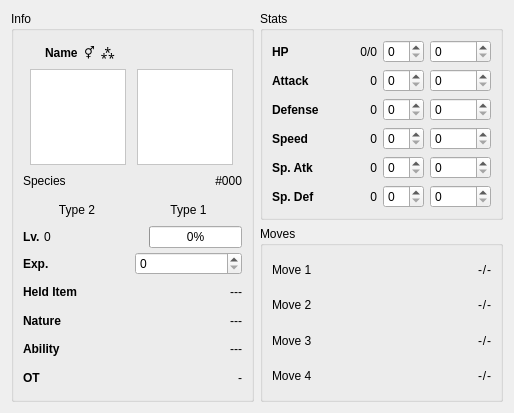
Old version of the form src/qt/PokemonStatus.ui in the repository Archaemic/tachyon.
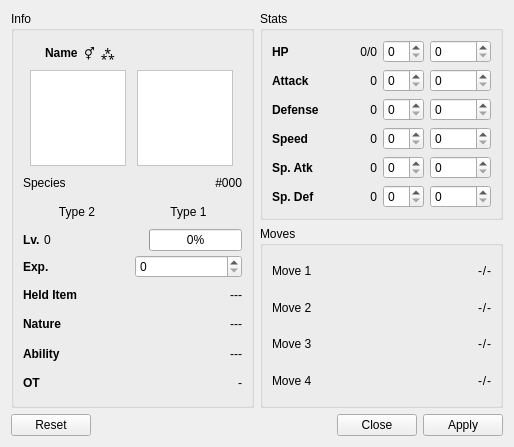
New version of the form.

Commit message: Add buttons to the Pokemon status window, which still need to be hooked up

The edit to the form file:
```diff
--- a/src/qt/PokemonStatus.ui
+++ b/src/qt/PokemonStatus.ui
@@ -7,7 +7,7 @@
     <x>0</x>
     <y>0</y>
     <width>514</width>
-    <height>413</height>
+    <height>447</height>
    </rect>
   </property>
   <property name="windowTitle">
@@ -882,6 +882,16 @@
      </layout>
     </widget>
    </item>
+   <item row="2" column="0" colspan="2">
+    <widget class="QDialogButtonBox" name="buttonBox">
+     <property name="standardButtons">
+      <set>QDialogButtonBox::Apply|QDialogButtonBox::Close|QDialogButtonBox::Reset</set>
+     </property>
+     <property name="centerButtons">
+      <bool>false</bool>
+     </property>
+    </widget>
+   </item>
   </layout>
  </widget>
  <tabstops>
```
Left out of the diff: 441 changed lines with no effect on the pictures. The commit also changes 2 other files.
